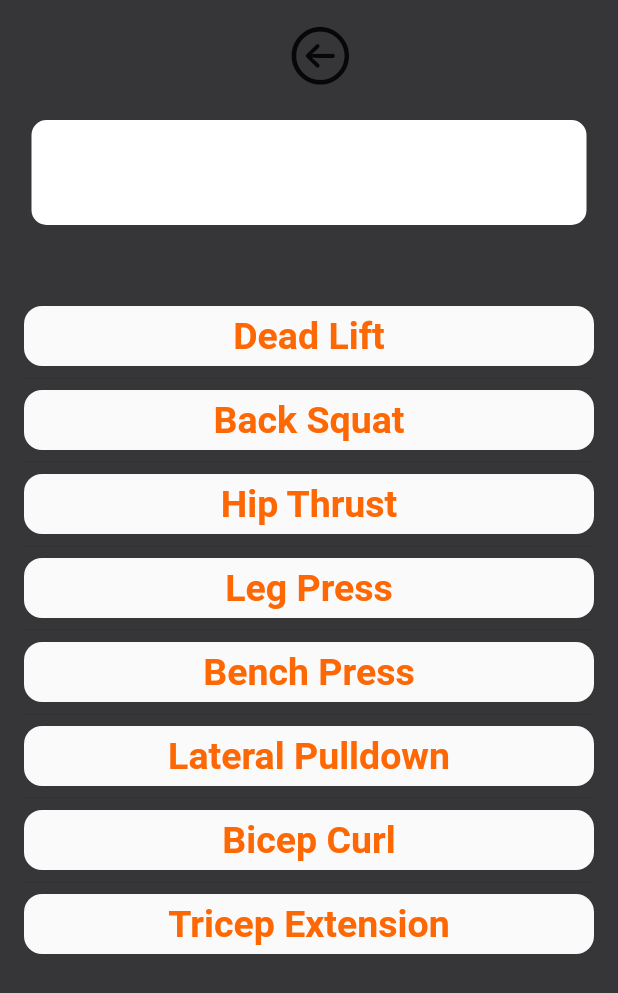
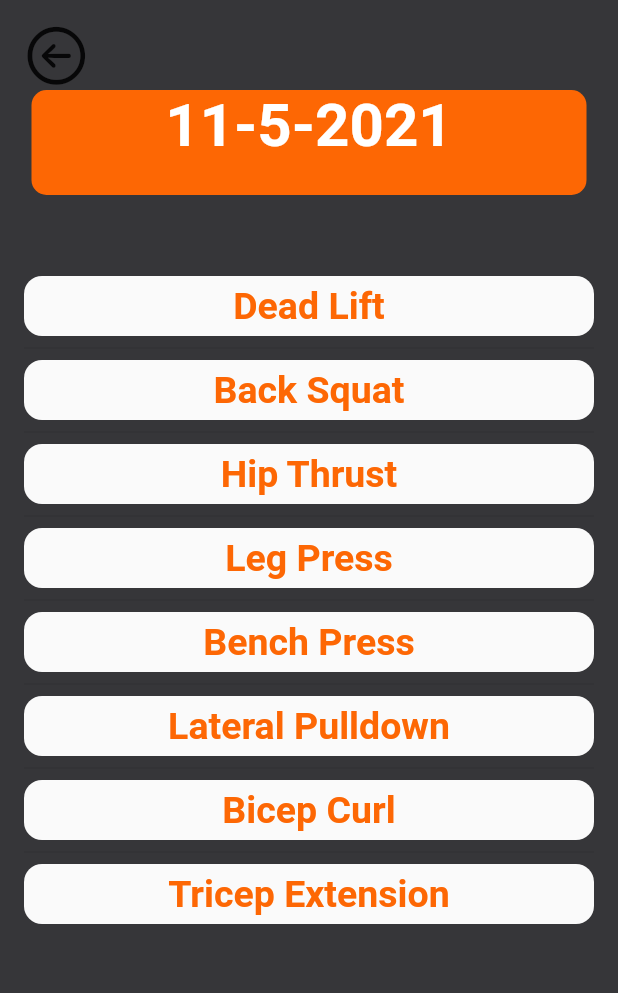
Before and after one commit to acm-projects/Progression, a Flutter app: the CalendarWorkoutPage widget shown alone on an empty page, opened directly, on a phone screen of 412 x 824 dp. Shown: the top 993 px of the screen. Run offline on Flutter 3.47's test engine with Material 2 defaults, Android fonts, the phone set to English and light mode, and no system bars; our stand-ins replace cloud_firestore, firebase_auth, firebase_core, flutter_swiper_null_safety, table_calendar; missing offline and left inert: draw_graph, restart_app; accounts and stored records are empty; Roboto replaces fonts that are missing (Montserrat).

Commit message:
changed more stuff.

```diff
--- a/lib/pages/calendar_workout_page.dart
+++ b/lib/pages/calendar_workout_page.dart
@@ -20,10 +20,10 @@ class CalendarWorkoutPage extends StatefulWidget {
 class CalendarWorkoutPageState extends State<CalendarWorkoutPage> {
   @override
   Widget build(BuildContext context) {
-    return Stack(alignment: Alignment.center, children: [
+    return Stack(
+        children: <Widget>[
       const Background(),
-      Column(
-        children: [
+
       GestureDetector(
         child: Container(
           padding: const EdgeInsets.only(left: 15.0, top: 15.0),
@@ -34,14 +34,19 @@ class CalendarWorkoutPageState extends State<CalendarWorkoutPage> {
           Navigator.pop(context);
         },
       ),
+
+      Column(
+        crossAxisAlignment: CrossAxisAlignment.center,
+        children: [
+
           const Padding(
-            padding: EdgeInsets.symmetric(vertical: 10.0),
+            padding: EdgeInsets.symmetric(vertical: 30.0),
           ),
           Container(
             width: 370,
             height: 70,
             decoration: const BoxDecoration(
-                color: Colors.white,
+                color: Color.fromRGBO(253, 103, 4, 1.0),
                 borderRadius: BorderRadius.all(Radius.circular(10))),
             child: Text(
               widget.date,
--- a/lib/pages/login_page.dart
+++ b/lib/pages/login_page.dart
@@ -81,7 +81,7 @@ class LoginPageState extends State<LoginPage> {
                       children: [
                         Text(
                           error,
-                          style: Theme.of(context).textTheme.bodyText1,
+                          style: TextStyle(fontSize: 14.0, color: Theme.of(context).colorScheme.onBackground, ),
                         ),
                         SizedBox(
                           height: 42,
--- a/lib/pages/main_page.dart
+++ b/lib/pages/main_page.dart
@@ -1,8 +1,8 @@
 import 'package:flutter/cupertino.dart';
 import 'package:flutter/material.dart';
+import 'package:restart_app/restart_app.dart';
 import '../tabs/all_tabs.dart';
 import '../util/package_utils/globals.dart';
-import 'login_page.dart';
 
 class MainPage extends StatefulWidget {
   const MainPage({Key? key}) : super(key: key);
@@ -52,7 +52,7 @@ Widget logOut (BuildContext context) {
     child: CupertinoButton(
         child: const Text(''),
         onPressed: () {
-          Navigator.pop(context, () => LoginPage());
+          Restart.restartApp();
         }),
   );
 }
--- a/lib/pages/metric_selection.dart
+++ b/lib/pages/metric_selection.dart
@@ -39,7 +39,7 @@ class MetricSelectionPageState extends State<MetricSelectionPage> {
             width: 370,
             height: 100,
               decoration: const BoxDecoration(
-                  color: Colors.white,
+                  color: Color.fromRGBO(253, 103, 4, 1.0),
                   borderRadius: BorderRadius.all(Radius.circular(10))
               ),
             child:
--- a/lib/pages/new_log.dart
+++ b/lib/pages/new_log.dart
@@ -73,7 +73,7 @@ class NewLogPageState extends State<NewLogPage> {
             text: "Save",
             color: const Color.fromRGBO(253, 103, 4, 1.0),
             onPressed: () async {
-              await DatabaseService(uid: currentUser!.uid).newWeightliftingLog("Weightlifting", DateTime.now(), widget.sport.listExercises);
+              await DatabaseService(uid: currentUser!.uid).newWeightliftingLog("Weightlifting", valueDate, widget.sport.listExercises);
 
               tabController.index = 0;
             },
--- a/lib/pages/select_sport_page.dart
+++ b/lib/pages/select_sport_page.dart
@@ -30,7 +30,7 @@ class SelectSportPage extends StatelessWidget {
               width: 370,
               height: 100,
               decoration: const BoxDecoration(
-                  color: Colors.white,
+                  color: Color.fromRGBO(253, 103, 4, 1.0),
                   borderRadius: BorderRadius.all(Radius.circular(10))
               ),
               child:
--- a/lib/util/services/database.dart
+++ b/lib/util/services/database.dart
@@ -155,7 +155,7 @@ class DatabaseService {
     print('This is the snapshot: ${querySnapshot.docs}');
     List<int> list1 = [];
     for (var element in list) {
-      list1.add(element.get('deadLiftWeight'));
+      list1.add(element.get(key));
     }
     print('This is the list: $list1');
     final List<double> normalized = normalizedData(list1);
--- a/pubspec.yaml
+++ b/pubspec.yaml
@@ -43,6 +43,7 @@ dependencies:
   cloud_firestore: ^2.5.4
   provider: ^6.0.1
   flutter_spinkit: ^5.1.0
+  restart_app: ^1.1.0
 
 dev_dependencies:
   flutter_test:
```
Also changed, not shown: lib/pages/calendar_stat_page.dart (+11 -4 lines), lib/pages/create_account_page.dart (+3 -9 lines), lib/util/services/auth.dart (+6 -7 lines), pubspec.lock. Lines whose indentation alone changed are shown as unchanged.
